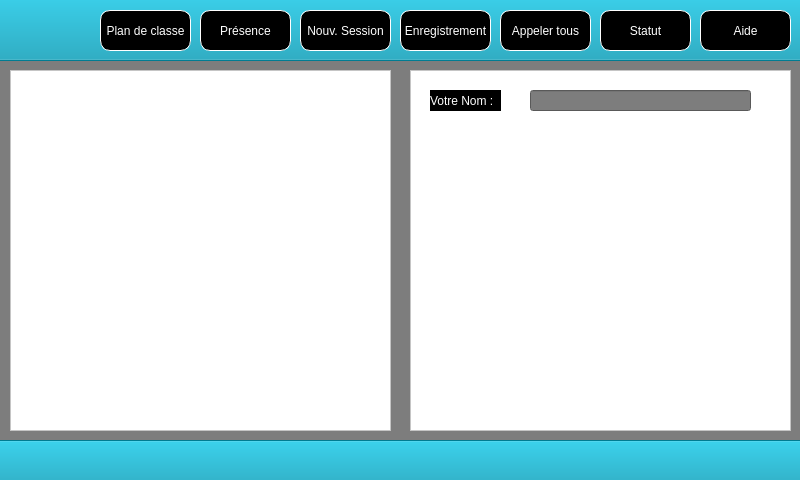
Above: LaboLangue/mainwindow.ui from Sam-Depardieu/Labo-de-langue before the change. Below: the same form after it.
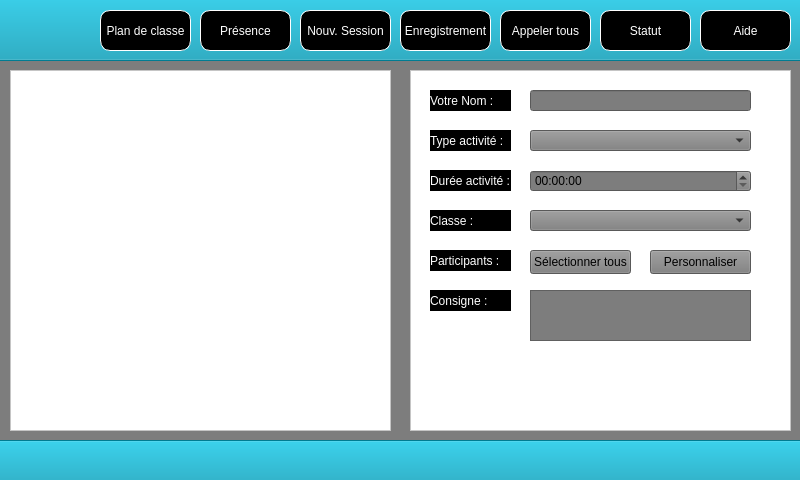
That is the form after the change.

```diff
--- a/LaboLangue/mainwindow.ui
+++ b/LaboLangue/mainwindow.ui
@@ -283,7 +283,7 @@
      <rect>
       <x>430</x>
       <y>90</y>
-      <width>71</width>
+      <width>81</width>
       <height>21</height>
      </rect>
     </property>
@@ -304,6 +304,152 @@
      </rect>
     </property>
    </widget>
+   <widget class="QLabel" name="ChoixActLabel">
+    <property name="geometry">
+     <rect>
+      <x>430</x>
+      <y>130</y>
+      <width>81</width>
+      <height>21</height>
+     </rect>
+    </property>
+    <property name="styleSheet">
+     <string notr="true">background-color: black; color: white;</string>
+    </property>
+    <property name="text">
+     <string>Type activité :</string>
+    </property>
+   </widget>
+   <widget class="QComboBox" name="ChoixActivite">
+    <property name="geometry">
+     <rect>
+      <x>530</x>
+      <y>130</y>
+      <width>221</width>
+      <height>21</height>
+     </rect>
+    </property>
+   </widget>
+   <widget class="QLabel" name="DureeLabel">
+    <property name="geometry">
+     <rect>
+      <x>430</x>
+      <y>170</y>
+      <width>81</width>
+      <height>21</height>
+     </rect>
+    </property>
+    <property name="styleSheet">
+     <string notr="true">background-color: black; color: white;</string>
+    </property>
+    <property name="text">
+     <string>Durée activité :</string>
+    </property>
+   </widget>
+   <widget class="QTimeEdit" name="DureeActivite">
+    <property name="geometry">
+     <rect>
+      <x>530</x>
+      <y>170</y>
+      <width>221</width>
+      <height>22</height>
+     </rect>
+    </property>
+   </widget>
+   <widget class="QLabel" name="ConsigneLabel">
+    <property name="geometry">
+     <rect>
+      <x>430</x>
+      <y>290</y>
+      <width>81</width>
+      <height>21</height>
+     </rect>
+    </property>
+    <property name="styleSheet">
+     <string notr="true">background-color: black; color: white;</string>
+    </property>
+    <property name="text">
+     <string>Consigne :</string>
+    </property>
+   </widget>
+   <widget class="QTextEdit" name="ConsigneTextEdit">
+    <property name="geometry">
+     <rect>
+      <x>530</x>
+      <y>290</y>
+      <width>221</width>
+      <height>51</height>
+     </rect>
+    </property>
+   </widget>
+   <widget class="QLabel" name="ClasseLabel">
+    <property name="geometry">
+     <rect>
+      <x>430</x>
+      <y>210</y>
+      <width>81</width>
+      <height>21</height>
+     </rect>
+    </property>
+    <property name="styleSheet">
+     <string notr="true">background-color: black; color: white;</string>
+    </property>
+    <property name="text">
+     <string>Classe :</string>
+    </property>
+   </widget>
+   <widget class="QComboBox" name="ChoixClasse">
+    <property name="geometry">
+     <rect>
+      <x>530</x>
+      <y>210</y>
+      <width>221</width>
+      <height>21</height>
+     </rect>
+    </property>
+   </widget>
+   <widget class="QLabel" name="ParticipantsLabel">
+    <property name="geometry">
+     <rect>
+      <x>430</x>
+      <y>250</y>
+      <width>81</width>
+      <height>21</height>
+     </rect>
+    </property>
+    <property name="styleSheet">
+     <string notr="true">background-color: black; color: white;</string>
+    </property>
+    <property name="text">
+     <string>Participants :</string>
+    </property>
+   </widget>
+   <widget class="QPushButton" name="selectAll">
+    <property name="geometry">
+     <rect>
+      <x>530</x>
+      <y>250</y>
+      <width>101</width>
+      <height>24</height>
+     </rect>
+    </property>
+    <property name="text">
+     <string>Sélectionner tous</string>
+    </property>
+   </widget>
+   <widget class="QPushButton" name="selectManuel">
+    <property name="geometry">
+     <rect>
+      <x>650</x>
+      <y>250</y>
+      <width>101</width>
+      <height>24</height>
+     </rect>
+    </property>
+    <property name="text">
+     <string>Personnaliser</string>
+    </property>
+   </widget>
   </widget>
  </widget>
  <resources/>
```
